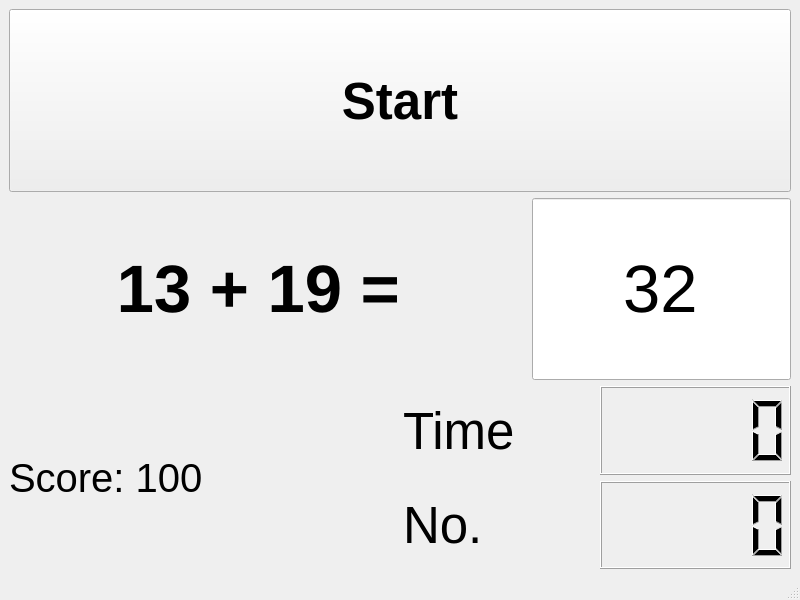
First picture: the form in mainwindow.ui, repository mengguang/simple_math_qt, before the edit.
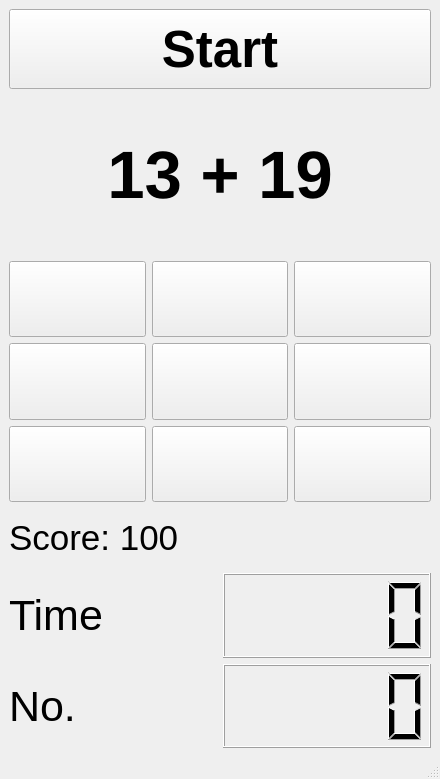
Second picture: the form after the edit.

Diff of the .ui file:
```diff
--- a/mainwindow.ui
+++ b/mainwindow.ui
@@ -6,15 +6,15 @@
    <rect>
     <x>0</x>
     <y>0</y>
-    <width>800</width>
-    <height>600</height>
+    <width>440</width>
+    <height>779</height>
    </rect>
   </property>
   <property name="windowTitle">
    <string>Simple Math Exam</string>
   </property>
   <widget class="QWidget" name="centralwidget">
-   <layout class="QVBoxLayout" name="verticalLayout_2" stretch="1,1,1">
+   <layout class="QVBoxLayout" name="verticalLayout_2" stretch="1,2,3,3">
     <item>
      <layout class="QVBoxLayout" name="verticalLayout" stretch="0">
       <item>
@@ -45,7 +45,7 @@
      </layout>
     </item>
     <item>
-     <layout class="QHBoxLayout" name="horizontalLayout_5" stretch="2,1">
+     <layout class="QHBoxLayout" name="horizontalLayout_5" stretch="0">
       <item>
        <widget class="QLabel" name="questionText">
         <property name="sizePolicy">
@@ -62,31 +62,176 @@
          </font>
         </property>
         <property name="text">
-         <string>13 + 19 = </string>
+         <string>13 + 19</string>
         </property>
         <property name="alignment">
          <set>Qt::AlignCenter</set>
         </property>
        </widget>
       </item>
-      <item>
-       <widget class="QLineEdit" name="userAnswerText">
+     </layout>
+    </item>
+    <item>
+     <layout class="QGridLayout" name="gridLayout">
+      <item row="0" column="2">
+       <widget class="QPushButton" name="answer_button_3">
         <property name="sizePolicy">
-         <sizepolicy hsizetype="Expanding" vsizetype="Preferred">
+         <sizepolicy hsizetype="Expanding" vsizetype="Expanding">
           <horstretch>0</horstretch>
           <verstretch>0</verstretch>
          </sizepolicy>
         </property>
         <property name="font">
          <font>
-          <pointsize>50</pointsize>
+          <pointsize>20</pointsize>
          </font>
         </property>
         <property name="text">
-         <string>32</string>
+         <string/>
         </property>
-        <property name="alignment">
-         <set>Qt::AlignCenter</set>
+       </widget>
+      </item>
+      <item row="0" column="0">
+       <widget class="QPushButton" name="answer_button_1">
+        <property name="sizePolicy">
+         <sizepolicy hsizetype="Expanding" vsizetype="Expanding">
+          <horstretch>0</horstretch>
+          <verstretch>0</verstretch>
+         </sizepolicy>
+        </property>
+        <property name="font">
+         <font>
+          <pointsize>20</pointsize>
+         </font>
+        </property>
+        <property name="text">
+         <string/>
+        </property>
+       </widget>
+      </item>
+      <item row="0" column="1">
+       <widget class="QPushButton" name="answer_button_2">
+        <property name="sizePolicy">
+         <sizepolicy hsizetype="Expanding" vsizetype="Expanding">
+          <horstretch>0</horstretch>
+          <verstretch>0</verstretch>
+         </sizepolicy>
+        </property>
+        <property name="font">
+         <font>
+          <pointsize>20</pointsize>
+         </font>
+        </property>
+        <property name="text">
+         <string/>
+        </property>
+       </widget>
+      </item>
+      <item row="2" column="0">
+       <widget class="QPushButton" name="answer_button_7">
+        <property name="sizePolicy">
+         <sizepolicy hsizetype="Expanding" vsizetype="Expanding">
+          <horstretch>0</horstretch>
+          <verstretch>0</verstretch>
+         </sizepolicy>
+        </property>
+        <property name="font">
+         <font>
+          <pointsize>20</pointsize>
+         </font>
+        </property>
+        <property name="text">
+         <string/>
+        </property>
+       </widget>
+      </item>
+      <item row="1" column="0">
+       <widget class="QPushButton" name="answer_button_4">
+        <property name="sizePolicy">
+         <sizepolicy hsizetype="Expanding" vsizetype="Expanding">
+          <horstretch>0</horstretch>
+          <verstretch>0</verstretch>
+         </sizepolicy>
+        </property>
+        <property name="font">
+         <font>
+          <pointsize>20</pointsize>
+         </font>
+        </property>
+        <property name="text">
+         <string/>
+        </property>
+       </widget>
+      </item>
+      <item row="1" column="1">
+       <widget class="QPushButton" name="answer_button_5">
+        <property name="sizePolicy">
+         <sizepolicy hsizetype="Expanding" vsizetype="Expanding">
+          <horstretch>0</horstretch>
+          <verstretch>0</verstretch>
+         </sizepolicy>
+        </property>
+        <property name="font">
+         <font>
+          <pointsize>20</pointsize>
+         </font>
+        </property>
+        <property name="text">
+         <string/>
+        </property>
+       </widget>
+      </item>
+      <item row="1" column="2">
+       <widget class="QPushButton" name="answer_button_6">
+        <property name="sizePolicy">
+         <sizepolicy hsizetype="Expanding" vsizetype="Expanding">
+          <horstretch>0</horstretch>
+          <verstretch>0</verstretch>
+         </sizepolicy>
+        </property>
+        <property name="font">
+         <font>
+          <pointsize>20</pointsize>
+         </font>
+        </property>
+        <property name="text">
+         <string/>
+        </property>
+       </widget>
+      </item>
+      <item row="2" column="1">
+       <widget class="QPushButton" name="answer_button_8">
+        <property name="sizePolicy">
+         <sizepolicy hsizetype="Expanding" vsizetype="Expanding">
+          <horstretch>0</horstretch>
+          <verstretch>0</verstretch>
+         </sizepolicy>
+        </property>
+        <property name="font">
+         <font>
+          <pointsize>20</pointsize>
+         </font>
+        </property>
+        <property name="text">
+         <string/>
+        </property>
+       </widget>
+      </item>
+      <item row="2" column="2">
+       <widget class="QPushButton" name="answer_button_9">
+        <property name="sizePolicy">
+         <sizepolicy hsizetype="Expanding" vsizetype="Expanding">
+          <horstretch>0</horstretch>
+          <verstretch>0</verstretch>
+         </sizepolicy>
+        </property>
+        <property name="font">
+         <font>
+          <pointsize>20</pointsize>
+         </font>
+        </property>
+        <property name="text">
+         <string/>
         </property>
        </widget>
       </item>
@@ -95,12 +240,12 @@
     <item>
      <layout class="QVBoxLayout" name="verticalLayout_4">
       <item>
-       <layout class="QHBoxLayout" name="horizontalLayout_2">
+       <layout class="QVBoxLayout" name="verticalLayout_3" stretch="1,3">
         <item>
          <widget class="QLabel" name="notifyText">
           <property name="font">
            <font>
-            <pointsize>30</pointsize>
+            <pointsize>26</pointsize>
            </font>
           </property>
           <property name="text">
@@ -116,7 +261,7 @@
              <widget class="QLabel" name="label_2">
               <property name="font">
                <font>
-                <pointsize>38</pointsize>
+                <pointsize>32</pointsize>
                </font>
               </property>
               <property name="text">
@@ -135,7 +280,7 @@
              <widget class="QLabel" name="label_3">
               <property name="font">
                <font>
-                <pointsize>38</pointsize>
+                <pointsize>32</pointsize>
                </font>
               </property>
               <property name="text">
```
Left out of the diff: 2 changed lines with no effect on the pictures.
